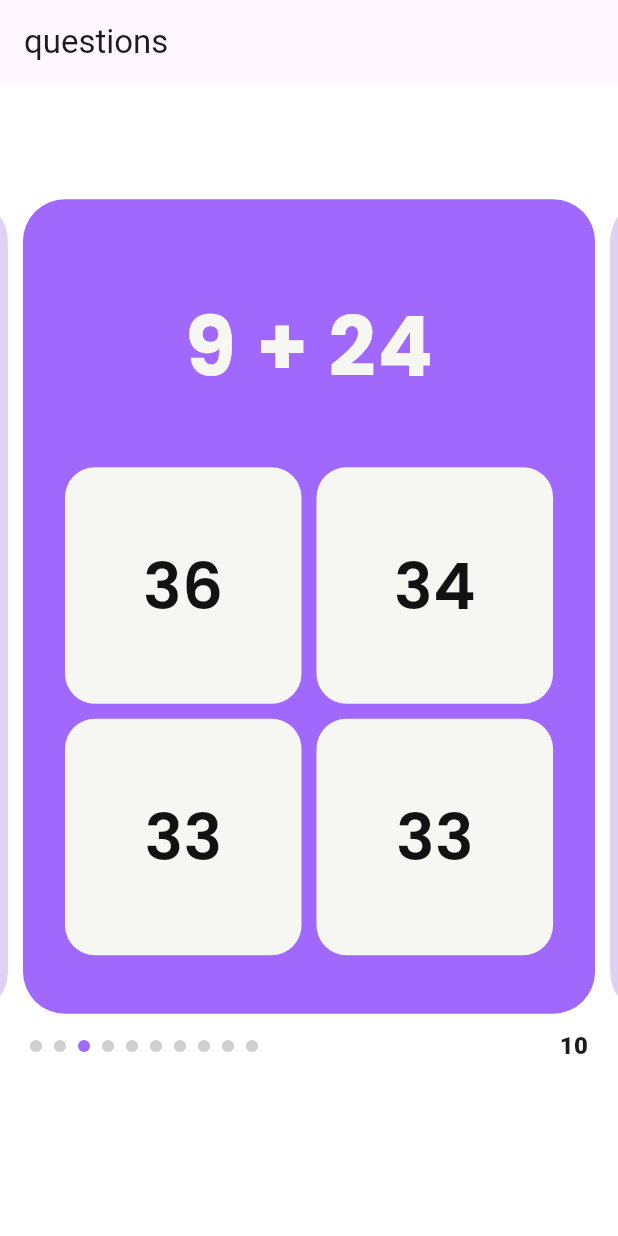
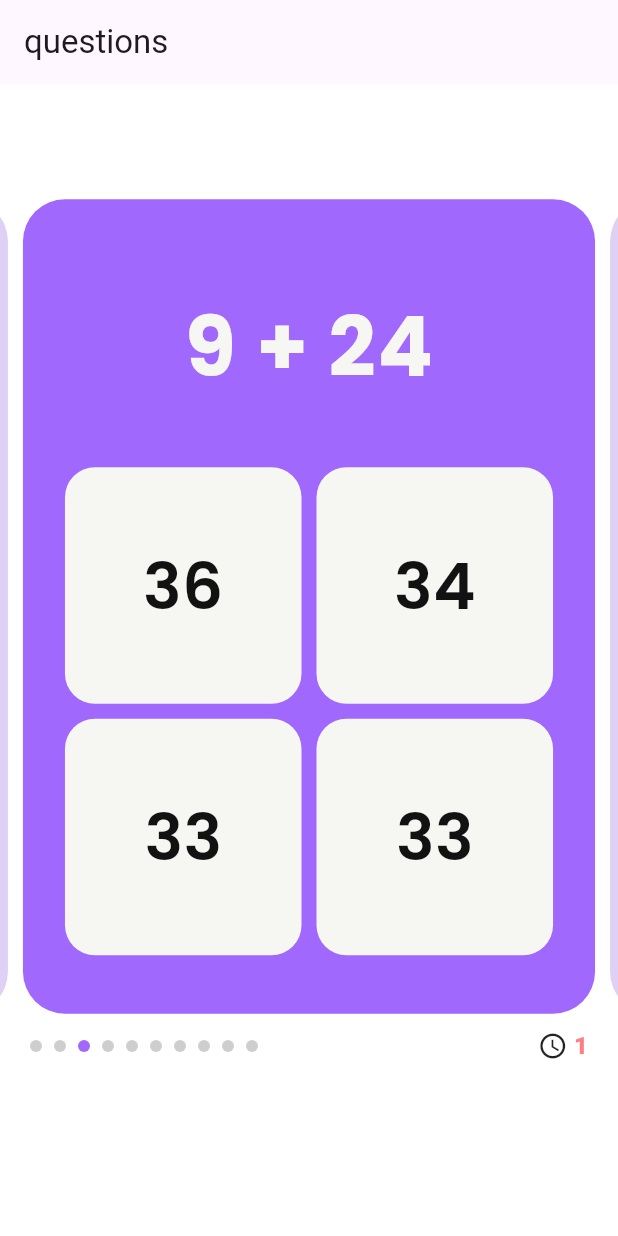
Before and after one commit to prime-infinity/numeracy_app, a Flutter app: the screen it shows after launch, swiped to page 3, on a phone screen of 412 x 824 dp. Run offline on Flutter 3.47's test engine with Material 3 defaults, Android fonts, the phone set to English and light mode, and no system bars; our stand-ins replace flutter_riverpod, google_fonts, riverpod_annotation; generated files the repository leaves out were written again.

Commit message:
added countdown timer feature

```diff
--- a/lib/screens/questions/question.dart
+++ b/lib/screens/questions/question.dart
@@ -1,3 +1,5 @@
+import 'dart:async';
+
 import 'package:flutter/material.dart';
 import 'package:flutter_riverpod/flutter_riverpod.dart';
 import 'package:numeracy_app/providers/question_provider.dart';
@@ -22,6 +24,10 @@ class _QuestionState extends ConsumerState<Question> {
   // Map to track answers: questionNumber -> isCorrect
   final Map<int, bool> _answeredQuestions = {};
 
+  // Timer variables
+  int _timeLeft = 0;
+  Timer? _timer;
+
   @override
   void initState() {
     super.initState();
@@ -30,12 +36,50 @@ class _QuestionState extends ConsumerState<Question> {
         _currentPage = _pageController.page ?? 0;
       });
     });
+    _startTimer();
   }
 
   @override
   void dispose() {
+    _timer?.cancel();
     _pageController.dispose();
     super.dispose();
+  }
+
+  void _startTimer() {
+    final state = ref.read(questionNotifierProvider);
+    _timeLeft = state['timelimit'];
+
+    _timer = Timer.periodic(const Duration(seconds: 1), (timer) {
+      setState(() {
+        _timeLeft--;
+      });
+
+      if (_timeLeft == 0) {
+        _timer?.cancel();
+        _handleTimeUp();
+      }
+    });
+  }
+
+  void _handleTimeUp() {
+    // Handle the case where the time limit has been reached
+    // You can add your logic here, such as submitting the current answers,
+    // showing a dialog, or moving to the next question
+    print('Time is up!');
+  }
+
+  //color of time text
+  Color _getTimeRemainingColor(int timeLeft, int totalTime) {
+    double timePercentage = (timeLeft / totalTime) * 100;
+
+    if (timePercentage > 50) {
+      return AppColors.successColor;
+    } else if (timePercentage > 20) {
+      return Colors.yellow;
+    } else {
+      return AppColors.failureColor;
+    }
   }
 
   // Get color for the indicator based on answer status
@@ -125,7 +169,6 @@ class _QuestionState extends ConsumerState<Question> {
     //print(questions['questions']);
     final state = ref.watch(questionNotifierProvider);
     final questions = state['questions'];
-    final timeLimit = state['timelimit'];
 
     return Scaffold(
       backgroundColor: Colors.white,
@@ -186,12 +229,23 @@ class _QuestionState extends ConsumerState<Question> {
                       ),
                     ),
                   ),
-                  Text(
-                    '$timeLimit',
-                    style: const TextStyle(
-                      fontSize: 16,
-                      fontWeight: FontWeight.w900,
-                    ),
+                  Row(
+                    children: [
+                      const Icon(
+                        Icons.access_time,
+                        size: 20,
+                      ),
+                      const SizedBox(width: 4),
+                      Text(
+                        '$_timeLeft',
+                        style: TextStyle(
+                          fontSize: 16,
+                          fontWeight: FontWeight.w900,
+                          color: _getTimeRemainingColor(
+                              _timeLeft, state['timelimit']),
+                        ),
+                      ),
+                    ],
                   ),
                 ],
               ),
```
